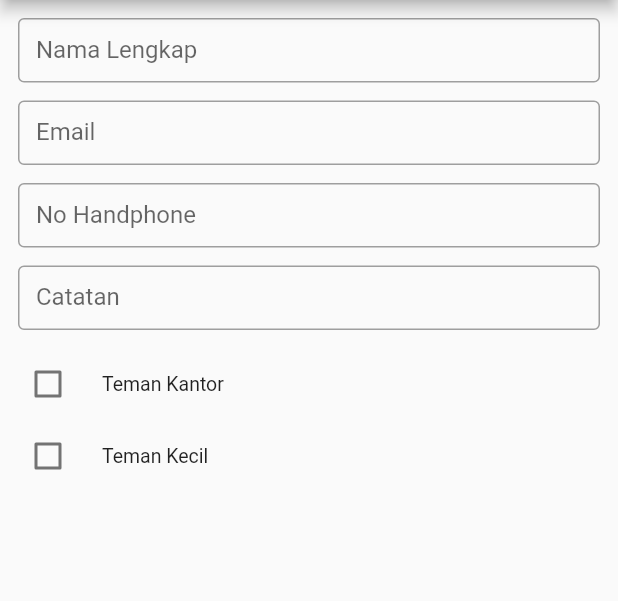
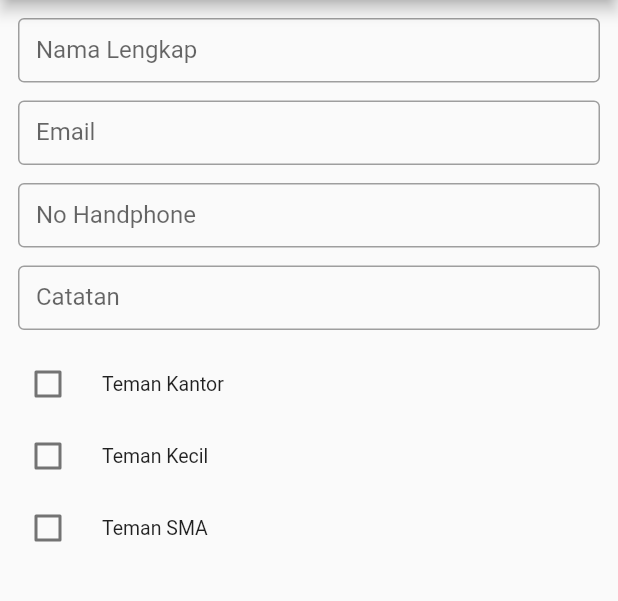
Before and after one commit to ivanismail/crud_contact, a Flutter app: the ContactDetailView screen opened by its route, on a phone screen of 412 x 824 dp, the part 84-685 px from its top. Run offline on Flutter 3.47's test engine with Material 2 defaults, Android fonts, the phone set to English and light mode, and no system bars; our stand-ins replace get; network calls fail.

Commit message:
fix: view contact

```diff
--- a/lib/app/modules/contact/controllers/contact_controller.dart
+++ b/lib/app/modules/contact/controllers/contact_controller.dart
@@ -1,5 +1,4 @@
-import 'dart:convert';
-
+import 'package:flutter/material.dart';
 import 'package:http/http.dart' as http;
 
 import 'package:crud_contact/app/models/contact_model.dart';
@@ -9,9 +8,17 @@ import 'package:get/get.dart';
 
 class ContactController extends GetxController {
   bool isCheckedTeman = false;
+  var detailArgs;
 
   List<DataListContact> listContact = [];
   List<DataListContact> listContactTemp = [];
+
+  TextEditingController dName = TextEditingController();
+  TextEditingController dEmail = TextEditingController();
+  TextEditingController dHP = TextEditingController();
+  TextEditingController dNote = TextEditingController();
+  bool isCheckedKantor = false;
+  bool isCheckedKecil = false;
 
   @override
   void onInit() {
@@ -49,4 +56,8 @@ class ContactController extends GetxController {
 
     update();
   }
+
+  void geDetailContact() async {
+    update();
+  }
 }
--- a/lib/app/modules/contact/views/contact_detail_view.dart
+++ b/lib/app/modules/contact/views/contact_detail_view.dart
@@ -13,6 +13,13 @@ class ContactDetailView extends StatefulWidget {
 
 class _ContactDetailViewState extends State<ContactDetailView> {
   final ContactController controller = Get.find<ContactController>();
+
+  @override
+  void initState() {
+    this.controller.detailArgs = Get.arguments;
+    super.initState();
+  }
+
   @override
   Widget build(BuildContext context) {
     return Scaffold(
@@ -24,9 +31,16 @@ class _ContactDetailViewState extends State<ContactDetailView> {
         child: PageWrapper(
           child: Column(
             children: [
-              OutlineTextField(
-                hintText: 'Nama Lengkap',
-                labelText: 'Nama Lengkap',
+              GetBuilder<ContactController>(
+                init: ContactController(),
+                initState: (_) {},
+                builder: (_) {
+                  return OutlineTextField(
+                    hintText: 'Nama Lengkap',
+                    labelText: 'Nama Lengkap',
+                    controller: this.controller.dName,
+                  );
+                },
               ),
               OutlineTextField(
                 hintText: 'Email',
@@ -56,6 +70,14 @@ class _ContactDetailViewState extends State<ContactDetailView> {
                 onChanged: (value) => true,
                 controlAffinity: ListTileControlAffinity.leading,
               ),
+              CheckboxListTile(
+                dense: true,
+                contentPadding: EdgeInsets.zero,
+                title: Text("Teman SMA"),
+                value: controller.isCheckedTeman,
+                onChanged: (value) => true,
+                controlAffinity: ListTileControlAffinity.leading,
+              ),
               // Container(
               //   width: Get.width,
               //   child: OutlineButton(
--- a/lib/app/modules/contact/views/contact_view.dart
+++ b/lib/app/modules/contact/views/contact_view.dart
@@ -89,8 +89,8 @@ class ContactCard extends StatelessWidget {
                         child: Row(
                           children: List.generate(current.labels?.length ?? 0,
                               (index) {
-                            return PillType(
-                                typeTeman: current.labels!.first.toString());
+                            String type = (current.labels![index]);
+                            return PillType(typeTeman: type);
                           }).toList(),
                         ),
                       ),
```
